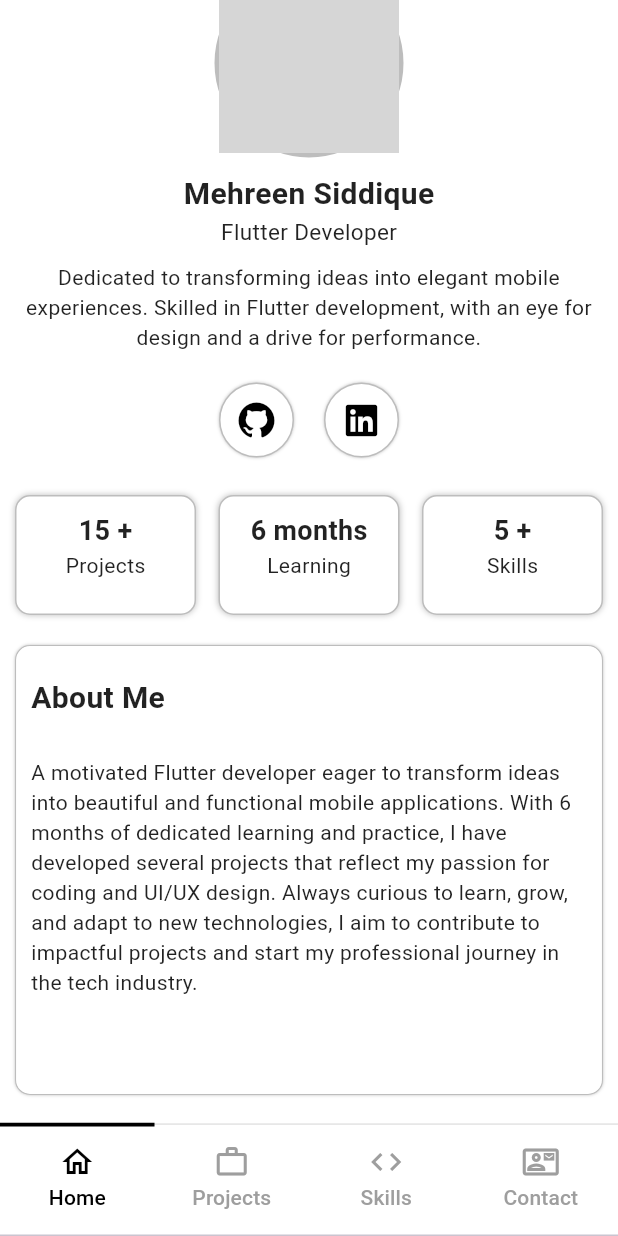
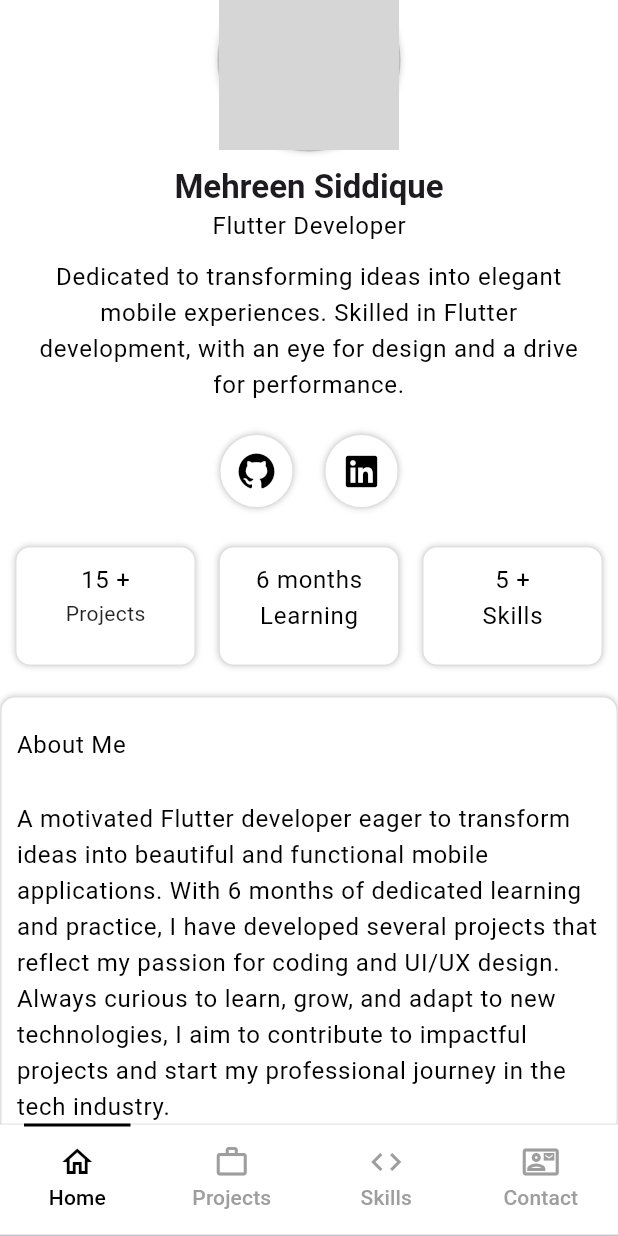
Before and after one commit to Mehreen-siddique/PortfolioApp, a Flutter app: the screen it shows after launch, scrolled down 101 dp, on a phone screen of 412 x 824 dp. Run offline on Flutter 3.47's test engine with Material 3 defaults, Android fonts, the phone set to English and light mode, and no system bars; our stand-ins replace font_awesome_flutter; grey boxes are pictures that could not be loaded.

Commit message:
Define the dark theme and light theme in the main section and call it in profile screen.

```diff
--- a/lib/Screen/NavigationBar.dart
+++ b/lib/Screen/NavigationBar.dart
@@ -17,6 +17,7 @@ class _NavigationbarState extends State<Navigationbar> {
 
   @override
   Widget build(BuildContext context) {
+    final theme = Theme.of(context);
     return DefaultTabController(
       length: 4,
       child: Scaffold(
@@ -30,22 +31,27 @@ class _NavigationbarState extends State<Navigationbar> {
       ),
         bottomNavigationBar: Container(
           decoration: BoxDecoration(
-            color: Colors.white,
+            color: theme.bottomNavigationBarTheme.backgroundColor ??
+                theme.scaffoldBackgroundColor,
             border: Border(
               top: BorderSide(
-                color: Colors.grey,
+                color: theme.dividerColor,
                 width: 0.3,
-              )
-            )
+              ),
+            ),
 
           ),
       child: TabBar(
-        indicatorColor: Colors.black,
+        indicatorColor: theme.bottomNavigationBarTheme.selectedItemColor ??
+            theme.secondaryHeaderColor,
         indicatorWeight: 2.5,
-        labelColor: Colors.black,
-        unselectedLabelColor: Colors.grey,
+        labelColor: theme.bottomNavigationBarTheme.selectedItemColor ??
+            theme.primaryColor,
+        unselectedLabelColor:
+        theme.bottomNavigationBarTheme.unselectedItemColor ??
+            theme.unselectedWidgetColor,
         indicatorSize: TabBarIndicatorSize.tab,
-        indicatorPadding: EdgeInsets.only(bottom: 73),
+        indicatorPadding: const EdgeInsets.only(bottom: 73),
 
         tabs: [
         Tab(icon: Icon(Icons.home_outlined), text: "Home"),
--- a/lib/Screen/profileScreen.dart
+++ b/lib/Screen/profileScreen.dart
@@ -23,9 +23,16 @@ class _HomeScreenState extends State<HomeScreen>  with SingleTickerProviderState
           decoration: BoxDecoration(
             shape: BoxShape.circle,
             border: Border.all(
-              color: Colors.grey.shade400, // Border color
-              width: 3,           // Border thickness
+              color: Theme.of(context).dividerColor,
+              width: 1,
             ),
+            boxShadow: [
+              BoxShadow(
+                color: Theme.of(context).shadowColor.withOpacity(0.2),
+                blurRadius: 3,
+                offset: Offset(0, 0),
+              )
+            ],
           ),
           child: CircleAvatar(
             backgroundColor: Colors.grey[300],
@@ -41,13 +48,15 @@ class _HomeScreenState extends State<HomeScreen>  with SingleTickerProviderState
             height: 50,
             width: 50,
             decoration:  BoxDecoration(
-              color: Colors.white,
+              color: Theme.of(context).cardColor,
               shape: BoxShape.circle,
             ),
             padding:  EdgeInsets.all(6),
             child:  IconButton(onPressed: (){
 
-            }, icon: Icon(Icons.camera_alt, size: 20)),
+            }, icon: Icon(Icons.camera_alt,
+                color: Theme.of(context).iconTheme.color,
+                size: 20)),
           ),
         ),
       ],
@@ -57,7 +66,7 @@ class _HomeScreenState extends State<HomeScreen>  with SingleTickerProviderState
   @override
   Widget build(BuildContext context) {
     return Scaffold(
-        backgroundColor: Colors.white,
+        backgroundColor: Theme.of(context).scaffoldBackgroundColor,
         body:
         SingleChildScrollView(
           child: Column(
@@ -74,7 +83,8 @@ class _HomeScreenState extends State<HomeScreen>  with SingleTickerProviderState
                       height: 140,
                       width: 140,
                       decoration: BoxDecoration(
-                        color: Colors.grey[300],
+
+                        color: Theme.of(context).cardColor,
                         borderRadius: BorderRadius.circular(100)
                       ),
                     )),
@@ -88,16 +98,18 @@ class _HomeScreenState extends State<HomeScreen>  with SingleTickerProviderState
                           color: Theme.of(context).cardColor,
                           borderRadius: BorderRadius.circular(100),
                           border: Border.all(
-                            color: Colors.grey.shade400, // Border color
+                            color: Theme.of(context).brightness == Brightness.dark
+                                ? Colors.grey.shade800   // dark mode border
+                                : Colors.grey.shade300,   // Border color
                             width: 1,           // Border thickness
                           ),
                         boxShadow: [
                           BoxShadow(
-                              color: Colors.grey.shade400,
-                              blurRadius: 1,
+                            color: Theme.of(context).shadowColor.withOpacity(0.2),
+                            blurRadius: 3,
                             offset: Offset(0, 0),
                           )
-                          ]
+                        ],
                       ),
                       child: GestureDetector(
                         onTap: (){
@@ -115,7 +127,7 @@ class _HomeScreenState extends State<HomeScreen>  with SingleTickerProviderState
                               return ScaleTransition(scale: animation, child: child);
                             },
                           child: Icon(
-                          isDark ? Icons.dark_mode : Icons.light_mode_outlined,
+                          isDark ? Icons.dark_mode_outlined : Icons.light_mode_outlined,
                           key: ValueKey<bool>(isDark),
                           color: isDark ? Colors.white : Colors.black,
                           size: 28,
@@ -136,20 +148,15 @@ class _HomeScreenState extends State<HomeScreen>  with SingleTickerProviderState
              Column(
                crossAxisAlignment: CrossAxisAlignment.center,
                children: [
-                 Text("Mehreen Siddique", style: TextStyle(
-                   fontSize: 20,
+                 Text("Mehreen Siddique",  style: Theme.of(context).textTheme.titleLarge?.copyWith(
                    fontWeight: FontWeight.bold,
                  ),),
-                 Text("Flutter Developer", style: TextStyle(
-                   fontSize: 15,
-                 ),),
+                 Text("Flutter Developer", style: Theme.of(context).textTheme.bodyLarge,),
                  SizedBox(height: 10),
            Padding(
              padding: const EdgeInsets.only(left: 16, right: 16),
              child: Text('Dedicated to transforming ideas into elegant mobile experiences. Skilled in Flutter development, with an eye for design and a drive for performance.',
-             style: TextStyle(
-               fontSize: 14,
-             ),
+               style: Theme.of(context).textTheme.bodyLarge,
           textAlign: TextAlign.center,
              ),
            )
@@ -164,25 +171,27 @@ class _HomeScreenState extends State<HomeScreen>  with SingleTickerProviderState
                       height: 50,
                       width: 50,
                       decoration:BoxDecoration(
-                          color: Colors.white,
+                        color: Theme.of(context).cardColor,
                           shape: BoxShape.circle,
                         border: Border.all(
-                            color: Colors.grey.shade400, // Border color
-                            width: 1,           // Border thickness
+                          color: Theme.of(context).brightness == Brightness.dark
+                              ? Colors.grey.shade800   // dark mode border
+                              : Colors.grey.shade300,
+                          width: 1,
                         ),
                         boxShadow: [
                           BoxShadow(
-                              color: Colors.grey.shade400,
-                              blurRadius: 1,
+                            color: Theme.of(context).shadowColor.withOpacity(0.2),
+                            blurRadius: 3,
                             offset: Offset(0, 0),
                           )
-                          ]
+                        ],
 
 
                       ) ,
                       child: IconButton(
                         icon: FaIcon(FontAwesomeIcons.github,
-                          color: Colors.black,
+                          color: Theme.of(context).iconTheme.color,
                         ),
                         onPressed: () {
                            launchUrl(Uri.parse("https://github.com/Mehreen-Siddique"));
@@ -194,25 +203,27 @@ class _HomeScreenState extends State<HomeScreen>  with SingleTickerProviderState
                       height: 50,
                       width: 50,
                       decoration:BoxDecoration(
-                          color: Colors.white,
+                        color: Theme.of(context).cardColor,
                           shape: BoxShape.circle,
                         border: Border.all(
-                            color: Colors.grey.shade400, // Border color
-                            width: 1,           // Border thickness
+                          color: Theme.of(context).brightness == Brightness.dark
+                              ? Colors.grey.shade800   // dark mode border
+                              : Colors.grey.shade300,
+                          width: 1,
                         ),
                         boxShadow: [
                           BoxShadow(
-                              color: Colors.grey.shade400,
-                              blurRadius: 1,
+                            color: Theme.of(context).shadowColor.withOpacity(0.2),
+                            blurRadius: 3,
                             offset: Offset(0, 0),
                           )
-                          ]
+                        ],
 
 
                       ) ,
                       child: IconButton(
                         icon: FaIcon(FontAwesomeIcons.linkedin,
-                          color: Colors.black,
+                          color: Theme.of(context).iconTheme.color,
                         ),
                         onPressed: () {
                            launchUrl(Uri.parse("https://www.linkedin.com/in/mehreen-siddique/"));
@@ -235,20 +246,21 @@ class _HomeScreenState extends State<HomeScreen>  with SingleTickerProviderState
                         child: Container(
                           height: 80,
                           decoration:BoxDecoration(
-                              color: Colors.white,
+                            color: Theme.of(context).cardColor,
                               borderRadius: BorderRadius.circular(10),
+                            border: Border.all(
+                              color: Theme.of(context).brightness == Brightness.dark
+                                  ? Colors.grey.shade800   // dark mode border
+                                  : Colors.grey.shade300,
+                              width: 1,
+                            ),
                             boxShadow: [
                               BoxShadow(
-                                  color: Colors.grey.shade400,
+                                color: Theme.of(context).shadowColor.withOpacity(0.2),
                                 blurRadius: 3,
                                 offset: Offset(0, 0),
-                                ),
-
+                              )
                             ],
-                              border: Border.all(
-                                color: Colors.grey.shade400, // Border color
-                                width: 1,           // Border thickness
-                              ),
 
 
 
@@ -256,10 +268,7 @@ class _HomeScreenState extends State<HomeScreen>  with SingleTickerProviderState
                           child: Column(
                             children: [
                               SizedBox(height: 10,),
-                              Text("15 +", style: TextStyle(
-                                fontWeight: FontWeight.bold,
-                                fontSize: 18,
-                              ),),
+                              Text("15 +", style: Theme.of(context).textTheme.bodyLarge,),
                               Text("Projects", style: TextStyle(
                                 fontSize: 14,
                               ),),
@@ -274,34 +283,29 @@ class _HomeScreenState extends State<HomeScreen>  with SingleTickerProviderState
                         child: Container(
                             height: 80,
                             decoration:BoxDecoration(
-                              color: Colors.white,
+                              color: Theme.of(context).cardColor,
                               borderRadius: BorderRadius.circular(10),
+                              border: Border.all(
+                                color: Theme.of(context).brightness == Brightness.dark
+                                    ? Colors.grey.shade800   // dark mode border
+                                    : Colors.grey.shade300,
+                                width: 1,
+                              ),
                               boxShadow: [
                                 BoxShadow(
-                                  color: Colors.grey.shade400,
+                                  color: Theme.of(context).shadowColor.withOpacity(0.2),
                                   blurRadius: 3,
                                   offset: Offset(0, 0),
-                                ),
-
+                                )
                               ],
-                              border: Border.all(
-                                color: Colors.grey.shade400, // Border color
-                                width: 1,           // Border thickness
-                              ),
-
 
 
                             ) ,
                             child: Column(
                               children: [
                                 SizedBox(height: 10,),
-                                Text("6 months", style: TextStyle(
-                                  fontWeight: FontWeight.bold,
-                                  fontSize: 18,
-                                ),),
-                                Text("Learning", style: TextStyle(
-                                  fontSize: 14,
-                                ),),
+                                Text("6 months", style: Theme.of(context).textTheme.bodyLarge,),
+                                Text("Learning", style: Theme.of(context).textTheme.bodyLarge,),
                                 SizedBox(height: 10,),
                               ],
                             )
@@ -312,34 +316,29 @@ class _HomeScreenState extends State<HomeScreen>  with SingleTickerProviderState
                         child: Container(
                             height: 80,
                             decoration:BoxDecoration(
-                              color: Colors.white,
+                              color: Theme.of(context).cardColor,
                               borderRadius: BorderRadius.circular(10),
+                              border: Border.all(
+                                color: Theme.of(context).brightness == Brightness.dark
+                                    ? Colors.grey.shade800   // dark mode border
+                                    : Colors.grey.shade300,
+                                width: 1,
+                              ),
                               boxShadow: [
                                 BoxShadow(
-                                  color: Colors.grey.shade400,
+                                  color: Theme.of(context).shadowColor.withOpacity(0.2),
                                   blurRadius: 3,
                                   offset: Offset(0, 0),
-                                ),
-
+                                )
                               ],
-                              border: Border.all(
-                                color: Colors.grey.shade400, // Border color
-                                width: 1,           // Border thickness
-                              ),
-
 
 
                             ) ,
                             child: Column(
                               children: [
                                 SizedBox(height: 10,),
-                                Text("5 +", style: TextStyle(
-                                  fontWeight: FontWeight.bold,
-                                  fontSize: 18,
-                                ),),
-                                Text("Skills", style: TextStyle(
-                                  fontSize: 14,
-                                ),),
+                                Text("5 +", style: Theme.of(context).textTheme.bodyLarge,),
+                                Text("Skills", style: Theme.of(context).textTheme.bodyLarge,),
                                 SizedBox(height: 10,),
                               ],
                             )
@@ -351,25 +350,26 @@ class _HomeScreenState extends State<HomeScreen>  with SingleTickerProviderState
               ),
 
               SizedBox(height: 20,),
-              Padding(
-                padding: const EdgeInsets.only(left: 10, right: 10),
+              SizedBox(
+                height: 350,
+                width: double.infinity,
                 child: Container(
-                  height: 300,
-                  width: double.infinity,
                   decoration: BoxDecoration(
-                    color: Colors.white,
+                    color: Theme.of(context).cardColor,
                     borderRadius: BorderRadius.circular(10),
                     border: Border.all(
-                      color: Colors.grey.shade400,
-                      width: 0.7,
+                      color: Theme.of(context).brightness == Brightness.dark
+                          ? Colors.grey.shade800   // dark mode border
+                          : Colors.grey.shade300,
+                      width: 1,
                     ),
                     boxShadow: [
                       BoxShadow(
-                        color: Colors.grey.shade400,
-                        blurRadius: 1,
+                        color: Theme.of(context).shadowColor.withOpacity(0.2),
+                        blurRadius: 3,
                         offset: Offset(0, 0),
                       )
-                    ]
+                    ],
 
                   ),
                   child: Column(
@@ -380,18 +380,13 @@ class _HomeScreenState extends State<HomeScreen>  with SingleTickerProviderState
                       SizedBox(height: 10,),
                       Padding(
                         padding: const EdgeInsets.all(10.0),
-                        child: Text("About Me", style: TextStyle(
-                          fontSize: 20,
-                          fontWeight: FontWeight.bold,
-                        ),),
+                        child: Text("About Me", style: Theme.of(context).textTheme.bodyLarge,),
                       ),
                       SizedBox(height: 5,),
                       Padding(
                         padding: const EdgeInsets.all(10.0),
                         child: Text('A motivated Flutter developer eager to transform ideas into beautiful and functional mobile applications. With 6 months of dedicated learning and practice, I have developed several projects that reflect my passion for coding and UI/UX design. Always curious to learn, grow, and adapt to new technologies, I aim to contribute to impactful projects and start my professional journey in the tech industry.',
-                          style: TextStyle(
-                            fontSize: 14,
-                          ),
+                          style: Theme.of(context).textTheme.bodyLarge,
                         ),
                       ),
                       SizedBox(height: 10,),
--- a/lib/main.dart
+++ b/lib/main.dart
@@ -28,6 +28,20 @@ class _MyAppState extends State<MyApp> {
       bodyLarge: TextStyle(color: Colors.black),
       bodyMedium: TextStyle(color: Colors.black87),
     ),
+    bottomNavigationBarTheme: BottomNavigationBarThemeData(
+      backgroundColor: Colors.white,
+      selectedItemColor: Colors.black,
+      unselectedItemColor: Colors.grey,
+    ),
+    tabBarTheme: TabBarTheme(
+      labelColor: Colors.black,
+      unselectedLabelColor: Colors.grey,
+      indicator: UnderlineTabIndicator(
+        borderSide: BorderSide(color: Colors.black, width: 2),
+        insets: EdgeInsets.symmetric(horizontal: 16),
+      ),
+    ),
+
     iconTheme: const IconThemeData(color: Colors.black),
     dividerColor: Colors.grey.shade400,
   );
@@ -43,6 +57,19 @@ class _MyAppState extends State<MyApp> {
     textTheme: const TextTheme(
       bodyLarge: TextStyle(color: Colors.white),
       bodyMedium: TextStyle(color: Colors.white70),
+    ),
+    bottomNavigationBarTheme: BottomNavigationBarThemeData(
+      backgroundColor: Colors.black,
+      selectedItemColor: Colors.white,
+      unselectedItemColor: Colors.grey,
+    ),
+    tabBarTheme: TabBarTheme(
+      labelColor: Colors.white,
+      unselectedLabelColor: Colors.grey,
+      indicator: UnderlineTabIndicator(
+        borderSide: BorderSide(color: Colors.white, width: 2),
+        insets: EdgeInsets.symmetric(horizontal: 16),
+      ),
     ),
     iconTheme: const IconThemeData(color: Colors.white),
     dividerColor: Colors.white70,
```
Also changed, not shown: 11 other files. Lines whose indentation alone changed are shown as unchanged.
